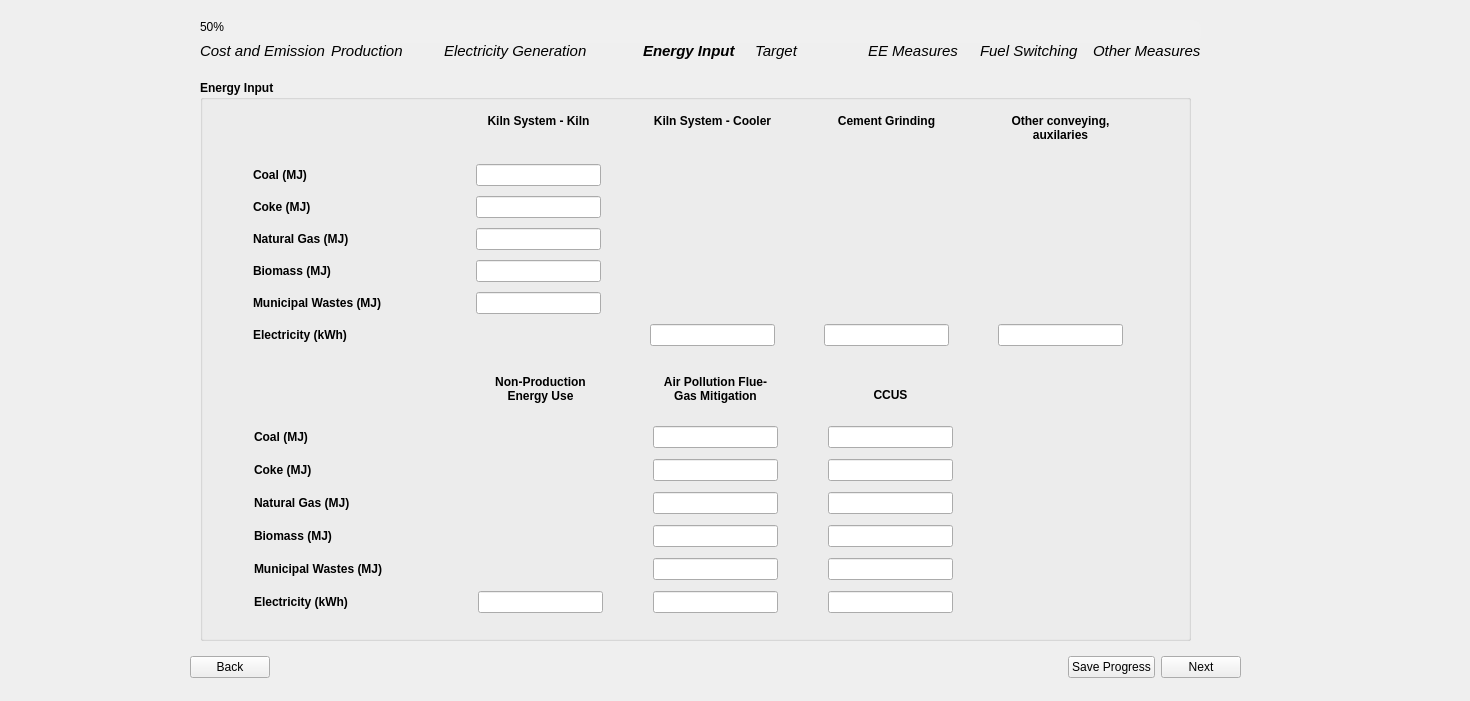
Old version of the form 00_BEST_windows/ui_files_latest/Page6_EnergyInputDetailed_2_qwidget.ui in the repository WongCurtis95/lbnl_best_public.
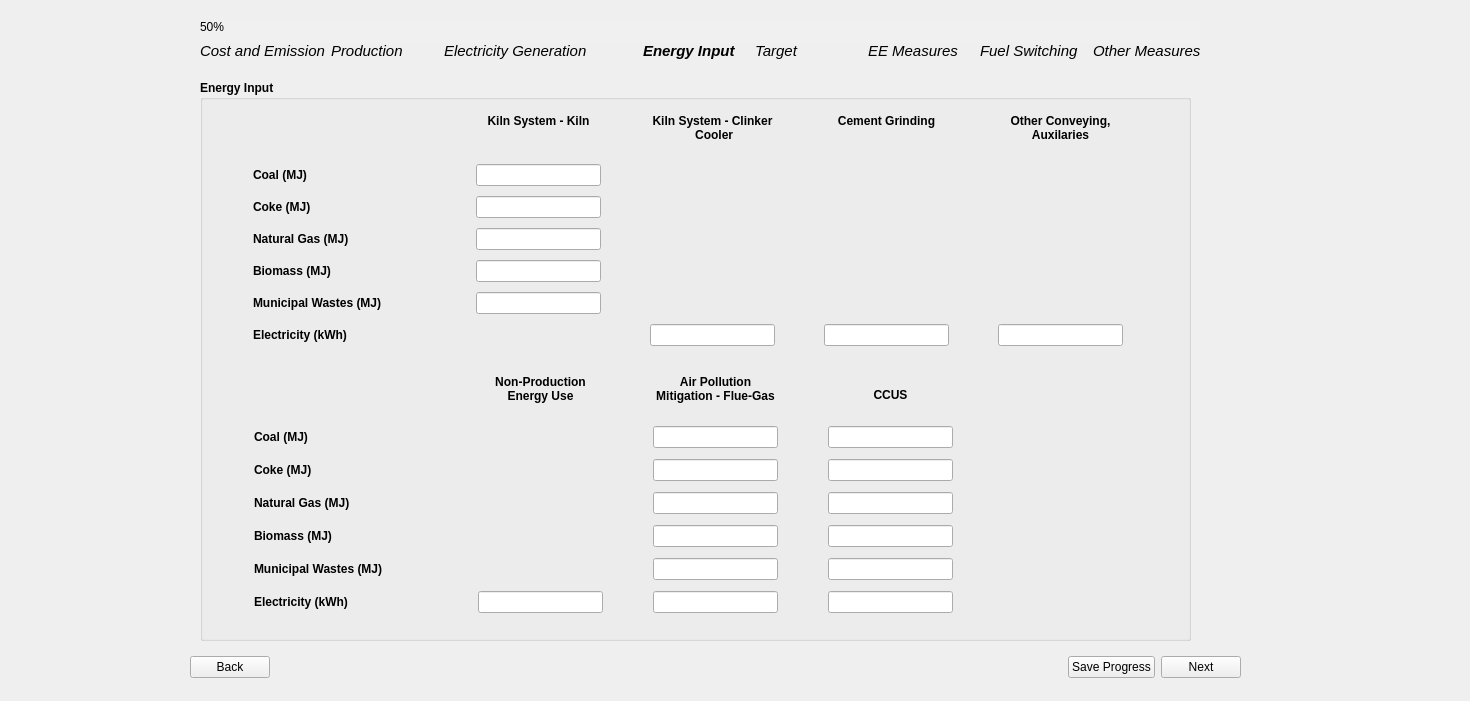
New version of the form. Icons and pictures are not drawn.

Commit message: Updated some names in the energy input UI page; changed MSW emission intensity; made other minor changes

```diff
--- a/00_BEST_windows/ui_files_latest/Page6_EnergyInputDetailed_2_qwidget.ui
+++ b/00_BEST_windows/ui_files_latest/Page6_EnergyInputDetailed_2_qwidget.ui
@@ -164,7 +164,7 @@
         </font>
        </property>
        <property name="text">
-        <string>Other conveying, auxilaries</string>
+        <string>Other Conveying, Auxilaries</string>
        </property>
        <property name="alignment">
         <set>Qt::AlignHCenter|Qt::AlignTop</set>
@@ -393,7 +393,8 @@
         </font>
        </property>
        <property name="text">
-        <string>Kiln System - Cooler</string>
+        <string>Kiln System - Clinker 
+ Cooler</string>
        </property>
        <property name="alignment">
         <set>Qt::AlignHCenter|Qt::AlignTop</set>
@@ -841,7 +842,7 @@
         </font>
        </property>
        <property name="text">
-        <string>Air Pollution Flue-Gas Mitigation</string>
+        <string>Air Pollution Mitigation - Flue-Gas</string>
        </property>
        <property name="alignment">
         <set>Qt::AlignHCenter|Qt::AlignTop</set>
```
The commit also changes 15 other files.
